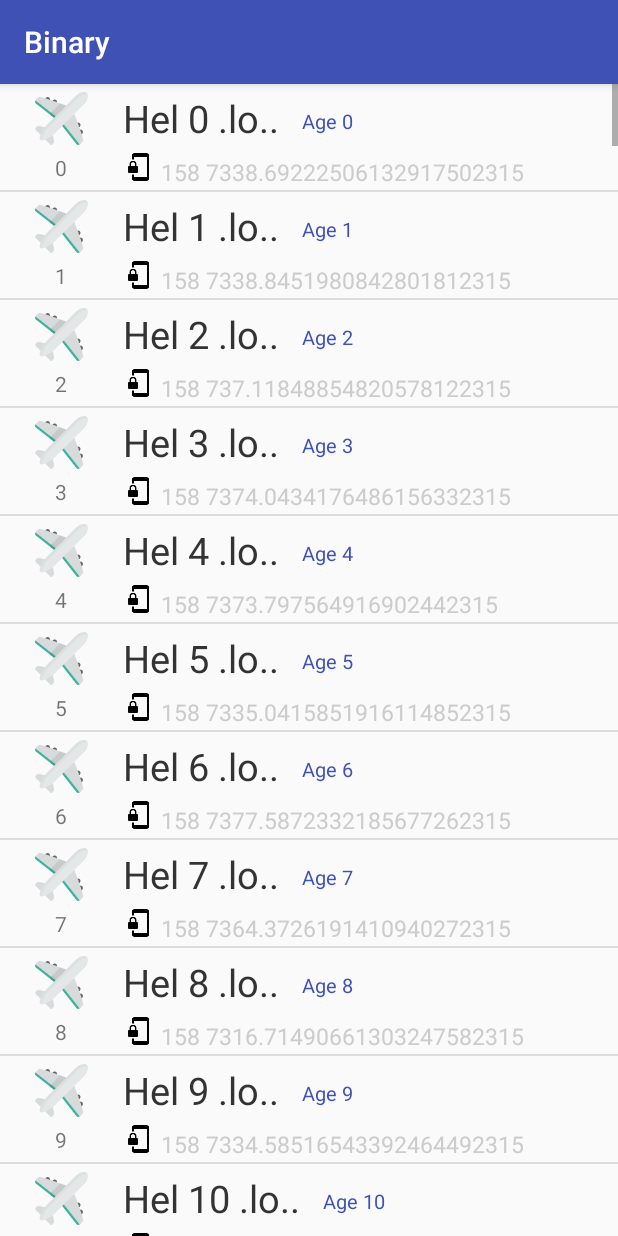
After one commit to HankinsPan/Binary, an Android app: the FourActivity screen opened directly, with no data from a screen before it, on a phone screen of 412 x 824 dp. The commit adds this screen. Run offline under Robolectric (Android 15) with nearby library versions, the phone set to English and light mode, and no system bars.

Commit message:
add listView

```diff
--- a/binary/src/main/AndroidManifest.xml
+++ b/binary/src/main/AndroidManifest.xml
@@ -22,6 +22,8 @@
 
         <activity android:name=".ThirdActivity" />
 
+        <activity android:name=".FourActivity" />
+
     </application>
 
 </manifest>
--- /dev/null
+++ b/binary/src/main/java/com/binary/FourActivity.java
@@ -0,0 +1,99 @@
+package com.binary;
+
+import android.os.Bundle;
+import android.support.annotation.Nullable;
+import android.support.v7.app.AppCompatActivity;
+import android.view.View;
+import android.view.ViewGroup;
+import android.widget.AdapterView;
+import android.widget.BaseAdapter;
+import android.widget.ListView;
+import android.widget.TextView;
+
+import java.util.ArrayList;
+import java.util.List;
+
+/**
+ * Created by bestotem on 2017/7/20.
+ */
+
+public class FourActivity extends AppCompatActivity implements AdapterView.OnItemClickListener {
+    public static final String TAG = "FourActivity";
+
+    private ListView listView;
+    private List<Person> mPerson = new ArrayList<Person>();
+
+
+    @Override
+    protected void onCreate(@Nullable Bundle savedInstanceState) {
+        super.onCreate(savedInstanceState);
+        setContentView(R.layout.activity_four);
+
+        initView();
+        initData();
+
+    }
+
+    private void initView() {
+        listView = (ListView) findViewById(R.id.lv_main);
+        listView.setAdapter(new MyAdapter());
+
+    }
+
+    private void initData() {
+        Person person;
+        for (int i = 0; i < 200; i++) {
+            String id = i + "";
+            String name = "Hel " + i + " .lo..";
+            String age = "Age " + i;
+            String des = "158 73" + Math.random() * 100 + "" + i + "2315";
+
+            person = new Person(id, name, age, des);
+            mPerson.add(person);
+        }
+
+    }
+
+    @Override
+    public void onItemClick(AdapterView<?> adapterView, View view, int i, long l) {
+
+    }
+
+
+    private class MyAdapter extends BaseAdapter{
+
+        @Override
+        public int getCount() {
+            return mPerson.size();
+        }
+
+        @Override
+        public Object getItem(int i) {
+            return null;
+        }
+
+        @Override
+        public long getItemId(int i) {
+            return i;
+        }
+
+        @Override
+        public View getView(int position, View view, ViewGroup viewGroup) {
+            View itemView = View.inflate(FourActivity.this,R.layout.item_list,null);
+            TextView tId  = (TextView) itemView.findViewById(R.id.tv_id);
+            TextView tName = (TextView) itemView.findViewById(R.id.tv_name);
+            TextView tAge = (TextView) itemView.findViewById(R.id.tv_age);
+            TextView tDes = (TextView) itemView.findViewById(R.id.tv_tel);
+
+            Person person = mPerson.get(position);
+
+            tId.setText(person.getId());
+            tName.setText(person.getName());
+            tAge.setText(person.getAge());
+            tDes.setText(person.getDes());
+
+            return itemView;
+        }
+    }
+
+}
--- a/binary/src/main/java/com/binary/MainActivity.java
+++ b/binary/src/main/java/com/binary/MainActivity.java
@@ -32,7 +32,7 @@ public class MainActivity extends AppCompatActivity {
     public static final String TAG = "MainActivity";
 
     private ImageView imageView;
-    private Button btnOne, btnTwo, btnDrawC, btnDrawR;
+    private Button btnOne, btnTwo,btnFour, btnDrawC, btnDrawR;
     private ProgressBar progressBar;
 
     private RelativeLayout mRlaImage;
@@ -52,8 +52,8 @@ public class MainActivity extends AppCompatActivity {
         setContentView(R.layout.activity_main);
 
         handler = new MyHandler();
-        final DrawRect drawRect = (DrawRect) findViewById(R.id.draw_line);
-        drawRect.startAnim();
+//        final DrawRect drawRect = (DrawRect) findViewById(R.id.draw_line);
+//        drawRect.startAnim();
 
 
         initView();
@@ -65,6 +65,8 @@ public class MainActivity extends AppCompatActivity {
         imageView = (ImageView) findViewById(R.id.iv_bg);
         btnOne = (Button) findViewById(R.id.btn_show);
         btnTwo = (Button) findViewById(R.id.btn_turn);
+        btnFour = (Button) findViewById(R.id.btn_list);
+
         btnDrawC = (Button) findViewById(R.id.btn_drawC);
         btnDrawR = (Button) findViewById(R.id.btn_drawR);
         progressBar = (ProgressBar) findViewById(R.id.pro_bar);
@@ -102,6 +104,14 @@ public class MainActivity extends AppCompatActivity {
             @Override
             public void onClick(View view) {
                 Intent intent = new Intent(MainActivity.this, SecondActivity.class);
+                startActivity(intent);
+            }
+        });
+
+        btnFour.setOnClickListener(new View.OnClickListener() {
+            @Override
+            public void onClick(View view) {
+                Intent intent = new Intent(MainActivity.this,FourActivity.class);
                 startActivity(intent);
             }
         });
--- /dev/null
+++ b/binary/src/main/java/com/binary/Person.java
@@ -0,0 +1,62 @@
+package com.binary;
+
+/**
+ * Created by bestotem on 2017/7/20.
+ */
+
+public class Person {
+    private String id;
+    private String name;
+    private String age;
+    private String des;
+    private int avatar;
+
+
+    public Person(String id, String name, String age, String des) {
+        this.id = id;
+        this.name = name;
+        this.age = age;
+        this.des = des;
+    }
+
+
+    public String getId() {
+        return id;
+    }
+
+    public void setId(String id) {
+        this.id = id;
+    }
+
+    public String getName() {
+        return name;
+    }
+
+    public void setName(String name) {
+        this.name = name;
+    }
+
+    public String getAge() {
+        return age;
+    }
+
+    public void setAge(String age) {
+        this.age = age;
+    }
+
+    public String getDes() {
+        return des;
+    }
+
+    public void setDes(String des) {
+        this.des = des;
+    }
+
+    public int getAvatar() {
+        return avatar;
+    }
+
+    public void setAvatar(int avatar) {
+        this.avatar = avatar;
+    }
+}
--- /dev/null
+++ b/binary/src/main/res/layout/activity_four.xml
@@ -0,0 +1,14 @@
+<?xml version="1.0" encoding="utf-8"?>
+<LinearLayout xmlns:android="http://schemas.android.com/apk/res/android"
+    android:layout_width="match_parent"
+    android:layout_height="match_parent"
+    android:orientation="vertical">
+
+    <ListView
+        android:id="@+id/lv_main"
+        android:layout_width="match_parent"
+        android:layout_height="wrap_content">
+
+    </ListView>
+
+</LinearLayout>
--- a/binary/src/main/res/layout/activity_main.xml
+++ b/binary/src/main/res/layout/activity_main.xml
@@ -34,6 +34,16 @@
             android:layout_marginRight="5dp"
             android:layout_weight="1"
             android:text="New Activity" />
+
+
+        <Button
+            android:id="@+id/btn_list"
+            android:layout_width="0dp"
+            android:layout_height="wrap_content"
+            android:layout_marginLeft="5dp"
+            android:layout_marginRight="5dp"
+            android:layout_weight="1"
+            android:text="turn List" />
 
     </LinearLayout>
 
@@ -113,11 +123,11 @@
 
     </LinearLayout>
 
-    <com.binary.DrawRect
-        android:id="@+id/draw_line"
-        android:layout_width="match_parent"
-        android:layout_height="match_parent"
-        android:layout_below="@id/rla_draw"
-        />
+    <!--<com.binary.DrawRect-->
+        <!--android:id="@+id/draw_line"-->
+        <!--android:layout_width="match_parent"-->
+        <!--android:layout_height="match_parent"-->
+        <!--android:layout_below="@id/rla_draw"-->
+        <!--/>-->
 
 </RelativeLayout>
--- /dev/null
+++ b/binary/src/main/res/layout/item_list.xml
@@ -0,0 +1,100 @@
+<?xml version="1.0" encoding="utf-8"?>
+<LinearLayout xmlns:android="http://schemas.android.com/apk/res/android"
+    android:layout_width="match_parent"
+    android:layout_height="match_parent"
+    android:orientation="vertical">
+
+    <LinearLayout
+        android:id="@+id/ll_item"
+        android:layout_width="match_parent"
+        android:layout_height="wrap_content"
+        android:orientation="horizontal"
+        >
+
+        <RelativeLayout
+            android:layout_width="0dp"
+            android:layout_height="wrap_content"
+            android:layout_weight="1"
+            >
+            <ImageView
+                android:id="@+id/iv_fly"
+                android:layout_width="35dp"
+                android:layout_height="35dp"
+                android:layout_marginTop="5dp"
+                android:layout_centerHorizontal="true"
+                android:src="@mipmap/iv_fly"
+                />
+
+            <TextView
+                android:id="@+id/tv_id"
+                android:layout_width="wrap_content"
+                android:layout_height="wrap_content"
+                android:layout_below="@+id/iv_fly"
+                android:layout_marginTop="5dp"
+                android:layout_marginBottom="5dp"
+
+                android:layout_centerHorizontal="true"
+                />
+
+        </RelativeLayout>
+
+
+        <RelativeLayout
+            android:layout_width="0dp"
+            android:layout_height="wrap_content"
+            android:layout_weight="4"
+            >
+
+            <TextView
+                android:id="@+id/tv_name"
+                android:layout_width="wrap_content"
+                android:layout_height="wrap_content"
+                android:layout_marginTop="5dp"
+                android:layout_alignParentLeft="true"
+
+                android:textColor="#333"
+                android:textSize="25sp"
+                />
+
+            <TextView
+                android:id="@+id/tv_age"
+                android:layout_width="wrap_content"
+                android:layout_height="wrap_content"
+                android:layout_marginTop="15dp"
+                android:layout_toRightOf="@id/tv_name"
+                android:layout_marginLeft="15dp"
+
+                android:textSize="13sp"
+                android:textColor="@color/colorPrimary"
+                />
+
+            <ImageView
+                android:id="@+id/iv_tel"
+                android:layout_width="20dp"
+                android:layout_height="20dp"
+                android:layout_below="@id/tv_name"
+                android:layout_marginTop="5dp"
+                android:src="@mipmap/ic_phone"
+                android:layout_marginBottom="5dp"
+                />
+
+            <TextView
+                android:id="@+id/tv_tel"
+                android:layout_width="wrap_content"
+                android:layout_height="wrap_content"
+                android:layout_below="@+id/tv_name"
+                android:layout_marginTop="8dp"
+                android:layout_toRightOf="@id/iv_tel"
+                android:textSize="15sp"
+                android:textColor="#CCC"
+                android:layout_marginLeft="5dp"
+                />
+
+
+        </RelativeLayout>
+
+
+    </LinearLayout>
+
+
+</LinearLayout>
```
Also changed, not shown: binary/src/main/res/mipmap-xhdpi/ic_phone.png (added), binary/src/main/res/mipmap-xhdpi/iv_fly.png (added).
